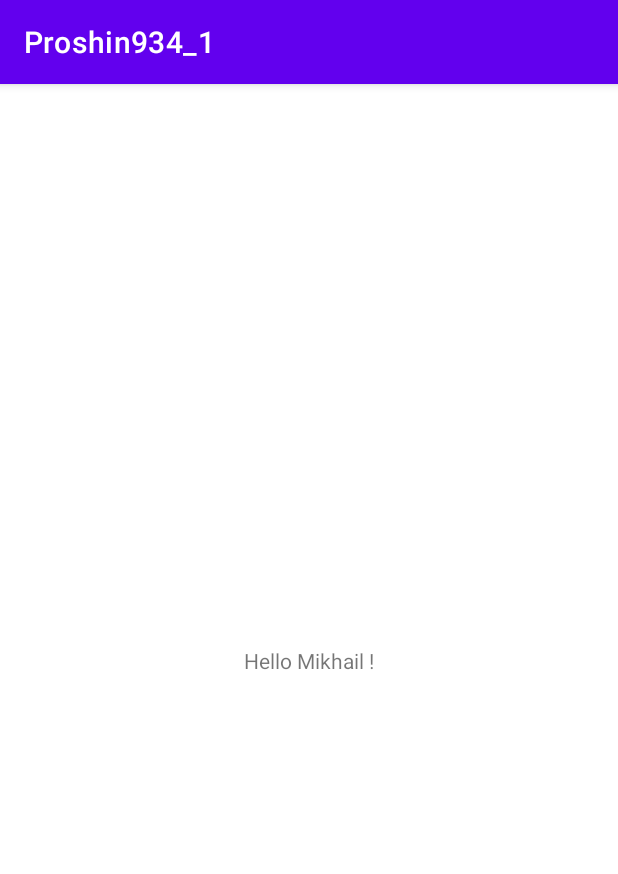
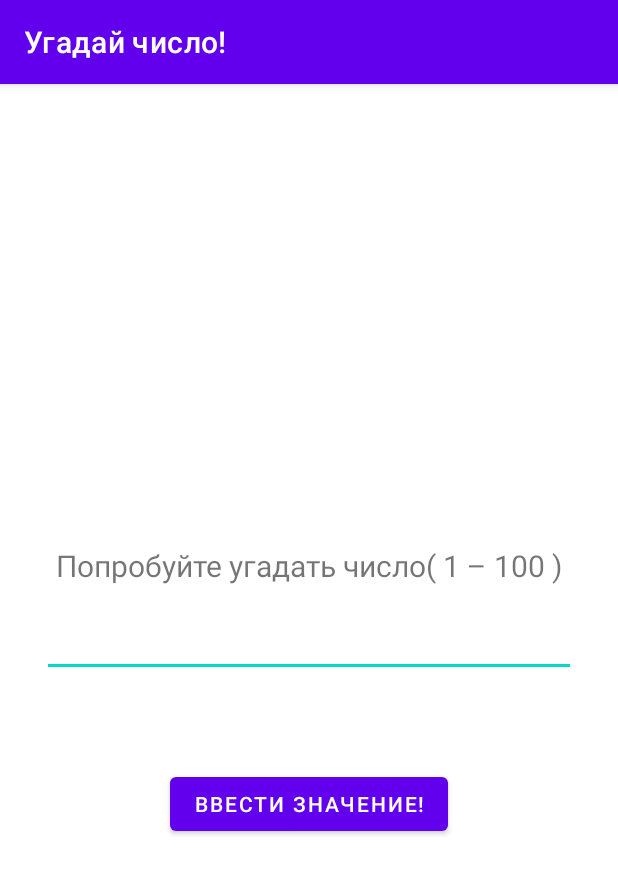
Before and after one commit to mihan-pro/NNGASU_MOBILE_DEVELOPMENT_LABS, an Android app: the screen it shows after launch (MainActivity), on a phone screen of 412 x 824 dp. Shown: the top 874 px of the screen. Run offline under Robolectric (Android 15) with nearby library versions, the phone set to English and light mode, and no system bars.

Commit message:
feat: lab work 2 - guess number game

```diff
--- a/app/src/main/AndroidManifest.xml
+++ b/app/src/main/AndroidManifest.xml
@@ -14,7 +14,6 @@
             android:exported="true">
             <intent-filter>
                 <action android:name="android.intent.action.MAIN" />
-
                 <category android:name="android.intent.category.LAUNCHER" />
             </intent-filter>
         </activity>
--- a/app/src/main/res/layout/activity_main.xml
+++ b/app/src/main/res/layout/activity_main.xml
@@ -7,12 +7,51 @@
     tools:context=".MainActivity">
 
     <TextView
+        android:id="@+id/gameTitle"
         android:layout_width="wrap_content"
         android:layout_height="wrap_content"
-        android:text="Hello Mikhail !"
+        android:text="@string/try_to_guess"
+        android:textSize="20sp"
         app:layout_constraintBottom_toBottomOf="parent"
         app:layout_constraintLeft_toLeftOf="parent"
         app:layout_constraintRight_toRightOf="parent"
-        app:layout_constraintTop_toTopOf="parent" />
+        app:layout_constraintTop_toTopOf="parent"
+        app:layout_constraintVertical_bias="0.415" />
+
+    <Button
+        android:id="@+id/button"
+        android:layout_width="wrap_content"
+        android:layout_height="wrap_content"
+        android:layout_marginStart="146dp"
+        android:layout_marginLeft="146dp"
+        android:layout_marginEnd="146dp"
+        android:layout_marginRight="146dp"
+        android:layout_marginBottom="264dp"
+        android:onClick="onClickHandler"
+        android:text="@string/input_value"
+        app:layout_constraintBottom_toBottomOf="parent"
+        app:layout_constraintEnd_toEndOf="parent"
+        app:layout_constraintHorizontal_bias="0.507"
+        app:layout_constraintStart_toStartOf="parent" />
+
+    <com.google.android.material.textfield.TextInputEditText
+        android:id="@+id/input"
+        android:layout_width="0dp"
+        android:layout_height="wrap_content"
+        android:layout_marginStart="28dp"
+        android:layout_marginLeft="28dp"
+        android:layout_marginTop="15dp"
+        android:layout_marginEnd="28dp"
+        android:layout_marginRight="28dp"
+        android:layout_marginBottom="15dp"
+        android:baselineAligned="false"
+        android:inputType="number"
+        android:visibility="visible"
+        app:layout_constraintBottom_toTopOf="@+id/button"
+        app:layout_constraintEnd_toEndOf="parent"
+        app:layout_constraintHorizontal_bias="0.0"
+        app:layout_constraintStart_toStartOf="parent"
+        app:layout_constraintTop_toBottomOf="@+id/gameTitle"
+        app:layout_constraintVertical_bias="0.0" />
 
 </androidx.constraintlayout.widget.ConstraintLayout>
--- a/app/src/main/res/values/strings.xml
+++ b/app/src/main/res/values/strings.xml
@@ -1,3 +1,10 @@
 <resources>
-    <string name="app_name">Proshin934_1</string>
+    <string name="app_name">Угадай число!</string>
+    <string name="behind">Недолёт!</string>
+    <string name="ahead">Перелёт!</string>
+    <string name="hit">В точку!</string>
+    <string name="input_value">Ввести значение!</string>
+    <string name="play_more">Сыграть ещё!</string>
+    <string name="try_to_guess">Попробуйте угадать число( 1 – 100 )</string>
+    <string name="error">Неверный ввод!</string>
 </resources>
```
Also changed, not shown: app/src/main/java/com/app/proshin934_1/MainActivity.java (+74 -0 lines), 2 other files.
